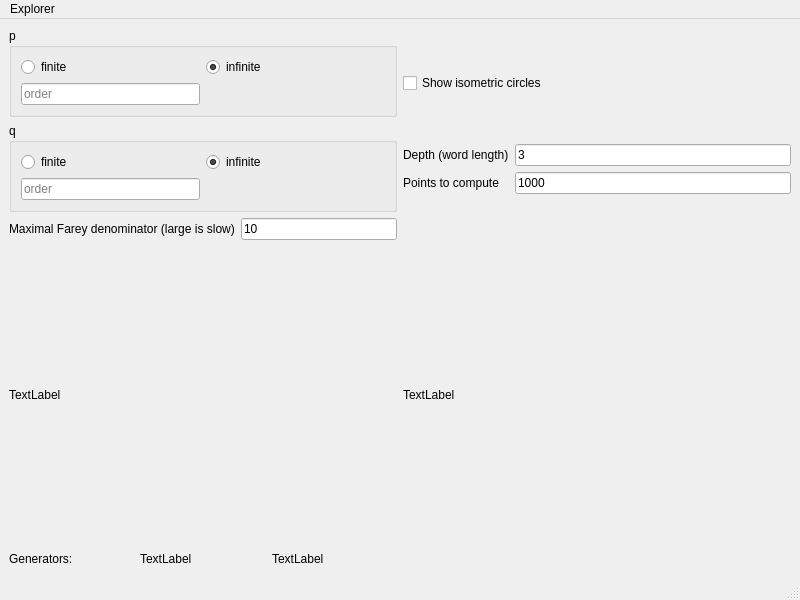
Before: the Qt Designer form explorer/explorer.ui in aelzenaar/riley, drawn with Qt 5.
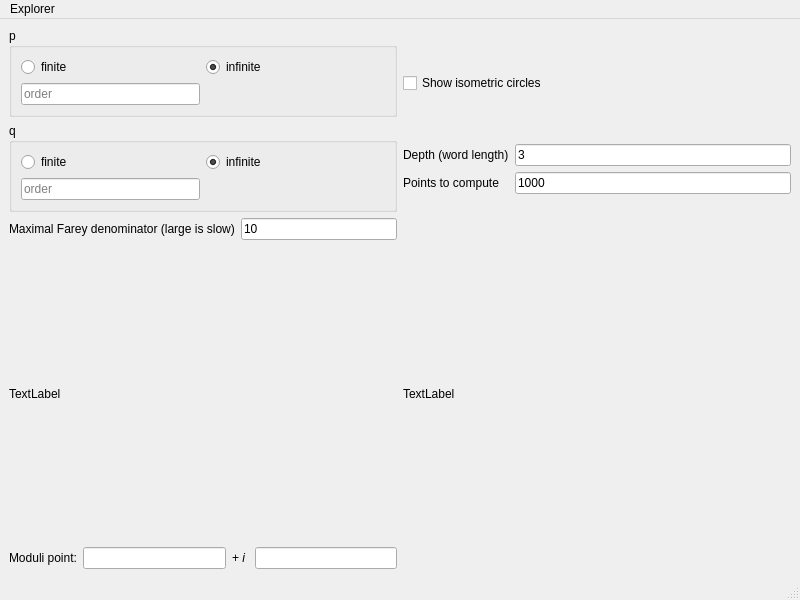
After: the same form once the commit is applied. Custom widgets are drawn as their Qt base class.

Commit message: Explorer: hook up selected point functions

Diff of the .ui file:
```diff
--- a/explorer/explorer.ui
+++ b/explorer/explorer.ui
@@ -82,24 +82,26 @@
       <item>
        <widget class="QLabel" name="label_3">
         <property name="text">
-         <string>Generators:</string>
+         <string>Moduli point:</string>
         </property>
        </widget>
       </item>
       <item>
-       <widget class="QLabel" name="xGeneratorLabel">
-        <property name="text">
-         <string>TextLabel</string>
-        </property>
-       </widget>
+       <widget class="QLineEdit" name="muReEdit"/>
       </item>
       <item>
        <widget class="QLabel" name="yGeneratorLabel">
         <property name="text">
-         <string>TextLabel</string>
+         <string>&lt;html&gt;&lt;head/&gt;&lt;body&gt;&lt;p&gt;+ &lt;span style=&quot; font-style:italic;&quot;&gt;i &lt;/span&gt;&lt;/p&gt;&lt;/body&gt;&lt;/html&gt;</string>
         </property>
+        <property name="textFormat">
+         <enum>Qt::RichText</enum>
+        </property>
        </widget>
       </item>
+      <item>
+       <widget class="QLineEdit" name="muImEdit"/>
+      </item>
      </layout>
     </item>
     <item row="0" column="0">
```
Left out of the diff: 2 changed lines with no effect on the pictures. The commit also changes 3 other files.
